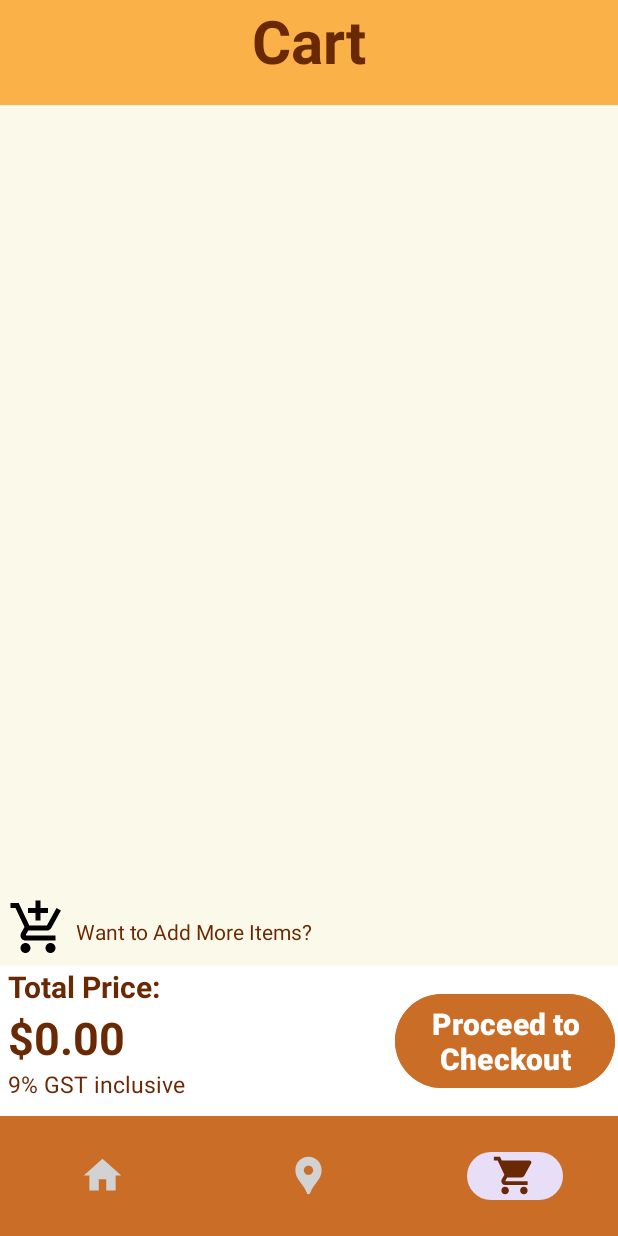
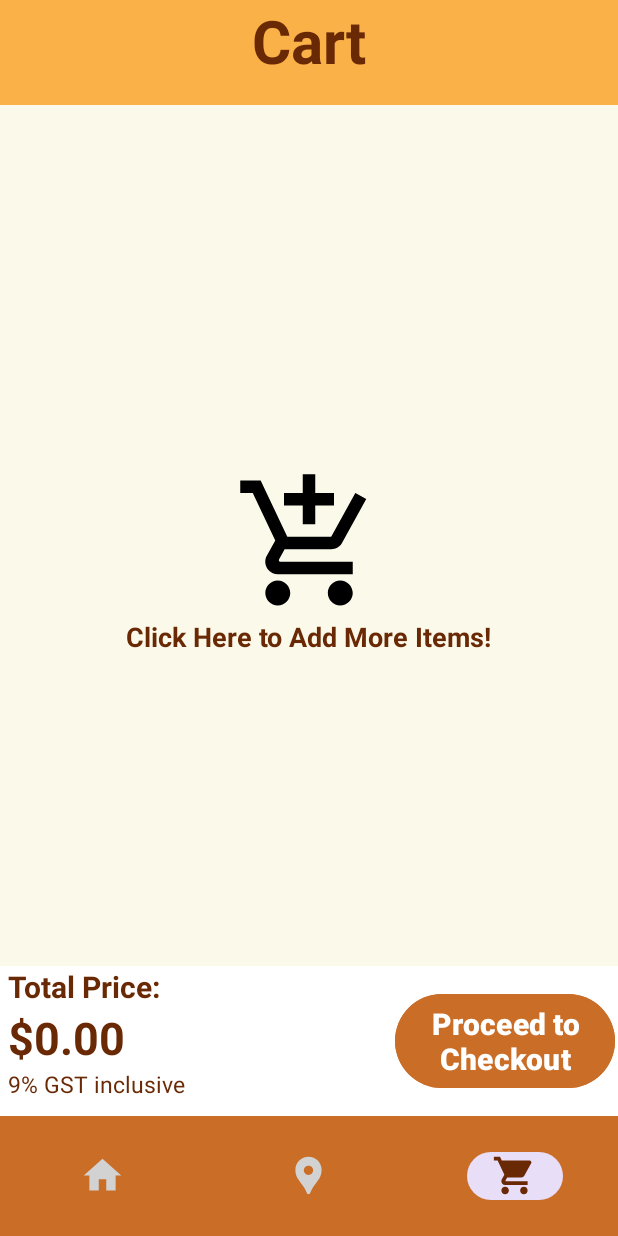
Before and after one commit to IsThisApple/MAD24_PO4_Team3, an Android app: the ShoppingCart screen opened directly, with no data from a screen before it, on a phone screen of 412 x 824 dp. Run offline under Robolectric (Android 15) with nearby library versions, the phone set to English and light mode, and no system bars.

Commit message:
icon in ShoppingCart when cart is empty

```diff
--- a/app/src/main/java/sg/edu/np/mad/nearbuy/ShoppingCart.java
+++ b/app/src/main/java/sg/edu/np/mad/nearbuy/ShoppingCart.java
@@ -27,6 +27,8 @@ public class ShoppingCart extends AppCompatActivity {
     private ArrayList<Product> productList;
     private PreferenceManager preferenceManager;
     private TextToSpeech tts;
+    private ImageView addMoreItems;
+    private TextView addItemsText;
 
     @Override
     protected void onCreate(Bundle savedInstanceState) {
@@ -35,51 +37,67 @@ public class ShoppingCart extends AppCompatActivity {
 
         preferenceManager = new PreferenceManager(this);
 
-        // initialise views
+        // Initialise views
         totalSumPrice = findViewById(R.id.totalSumPrice);
         RecyclerView shoppingcartrecyclerview = findViewById(R.id.shoppingcartrecyclerview);
         Button toCheckoutButton = findViewById(R.id.toCheckout);
-        ImageView addMoreItems = findViewById(R.id.addMoreItems);
+        addMoreItems = findViewById(R.id.addMoreItems);
+        addItemsText = findViewById(R.id.addItemText);
 
-        // enable edge-to-edge display
+        // Handle image click to bring to main page to add more items
+        addMoreItems.setOnClickListener(new View.OnClickListener() {
+            @Override
+            public void onClick(View v) {
+                Intent intent = new Intent(getApplicationContext(), MainActivity.class);
+                startActivity(intent);
+            }
+        });
+
+        // Handle text click to bring to main page to add more items
+        addItemsText.setOnClickListener(new View.OnClickListener() {
+            @Override
+            public void onClick(View v) {
+                Intent intent = new Intent(getApplicationContext(), MainActivity.class);
+                startActivity(intent);
+            }
+        });
+
+        // Enable edge-to-edge display
         ViewCompat.setOnApplyWindowInsetsListener(findViewById(android.R.id.content), (v, insets) -> {
             v.setPadding(insets.getSystemWindowInsetLeft(), insets.getSystemWindowInsetTop(),
                     insets.getSystemWindowInsetRight(), insets.getSystemWindowInsetBottom());
             return insets.consumeSystemWindowInsets();
         });
 
-        // initialise tts
-        tts = new TextToSpeech(this, new TextToSpeech.OnInitListener() {
-            @Override
-            public void onInit(int status) {
-                if (status == TextToSpeech.SUCCESS) {
-                    tts.setLanguage(Locale.US);
-                }
+        // Initialise tts
+        tts = new TextToSpeech(this, status -> {
+            if (status == TextToSpeech.SUCCESS) {
+                tts.setLanguage(Locale.US);
             }
         });
 
         initializeNavigationBar();
 
-        // fetch products from the database
+        // Fetch products from the database
         dbHandler = new ShoppingCartDbHandler(this, null, null, 1);
         productList = dbHandler.getAllProducts();
 
-        // set up recyclerview
+        // Set up recyclerview
         shoppingcartadapter = new ShoppingCartAdapter(productList, this, this);
         LinearLayoutManager layoutManager = new LinearLayoutManager(this);
         shoppingcartrecyclerview.setLayoutManager(layoutManager);
         shoppingcartrecyclerview.setItemAnimator(new DefaultItemAnimator());
         shoppingcartrecyclerview.setAdapter(shoppingcartadapter);
 
-        // calculate initial total price
+        // Calculate initial total price
         calculateTotalPrice();
 
         boolean isAccessibilityEnabled = preferenceManager.isAccessibilityEnabled();
 
-        // handle button click to proceed to checkout
+        // Handle button click to proceed to checkout
         if (isAccessibilityEnabled) {
             toCheckoutButton.setOnTouchListener(new DoubleClickListener(
-                    v -> {speak("Proceed to checkout");}, // single-click action
+                    v -> speak("Proceed to checkout"), // single-click action
                     v -> {
                         speak("Proceed to checkout");
                         double totalPrice = getTotalPrice();
@@ -108,8 +126,7 @@ public class ShoppingCart extends AppCompatActivity {
             ));
         }
 
-
-        // handle total price tts
+        // Handle total price tts
         if (isAccessibilityEnabled) {
             totalSumPrice.setOnTouchListener(new DoubleClickListener(
                     v -> speakTotalPrice(), // single-click action
@@ -122,7 +139,7 @@ public class ShoppingCart extends AppCompatActivity {
             ));
         }
 
-        // handle image click to bring to main page to add more items
+        // Handle image click to bring to main page to add more items
         if (isAccessibilityEnabled) {
             addMoreItems.setOnTouchListener(new DoubleClickListener(
                     v -> speak("Add more items"), // single-click action
@@ -151,6 +168,15 @@ public class ShoppingCart extends AppCompatActivity {
     public void calculateTotalPrice() {
         double totalPrice = getTotalPrice();
         totalSumPrice.setText(String.format("$%.2f", totalPrice));
+
+        // Show or hide the addMoreItems and addItemsText views based on the total price
+        if (totalPrice == 0) {
+            addMoreItems.setVisibility(View.VISIBLE);
+            addItemsText.setVisibility(View.VISIBLE);
+        } else {
+            addMoreItems.setVisibility(View.GONE);
+            addItemsText.setVisibility(View.GONE);
+        }
     }
 
     private double getTotalPrice() {
@@ -177,7 +203,7 @@ public class ShoppingCart extends AppCompatActivity {
         BottomNavigationView bottomNavigationView = findViewById(R.id.bottomNavigationView);
         bottomNavigationView.setSelectedItemId(R.id.bottom_cart);
 
-        // create listeners for each menu item
+        // Create listeners for each menu item
 
         View.OnClickListener homeSingleClickListener;
         View.OnClickListener homeDoubleClickListener = null;
@@ -224,13 +250,13 @@ public class ShoppingCart extends AppCompatActivity {
             cartSingleClickListener = v -> Toast.makeText(this, "It is on the page already", Toast.LENGTH_SHORT).show();
         }
 
-        // set listeners
+        // Set listeners
         bottomNavigationView.findViewById(R.id.bottom_home).setOnTouchListener(new DoubleClickListener(homeSingleClickListener, homeDoubleClickListener));
         bottomNavigationView.findViewById(R.id.bottom_map).setOnTouchListener(new DoubleClickListener(mapSingleClickListener, mapDoubleClickListener));
         bottomNavigationView.findViewById(R.id.bottom_cart).setOnTouchListener(new DoubleClickListener(cartSingleClickListener, cartDoubleClickListener));
     }
 
-    // method to speak text using tts
+    // Method to speak text using tts
     public void speak(String text) {
         tts.speak(text, TextToSpeech.QUEUE_FLUSH, null, null);
     }
@@ -243,5 +269,4 @@ public class ShoppingCart extends AppCompatActivity {
         }
         super.onDestroy();
     }
-
 }
--- a/app/src/main/res/layout/activity_shopping_cart.xml
+++ b/app/src/main/res/layout/activity_shopping_cart.xml
@@ -23,28 +23,33 @@
 
     <ImageView
         android:id="@+id/addMoreItems"
-        android:layout_width="40dp"
-        android:layout_height="40dp"
-        app:layout_constraintBottom_toTopOf="@id/toCheckoutHolder"
-        app:layout_constraintLeft_toLeftOf="parent"
-        android:layout_marginBottom="5dp"
-        android:layout_marginLeft="5dp"
-        android:src="@drawable/baseline_add_shopping_cart_24"/>
+        android:layout_width="100dp"
+        android:layout_height="100dp"
+        android:layout_marginBottom="100dp"
+        android:src="@drawable/baseline_add_shopping_cart_24"
+        app:layout_constraintBottom_toBottomOf="parent"
+        app:layout_constraintTop_toTopOf="parent"
+        android:elevation="10dp"
+        app:layout_constraintStart_toStartOf="parent"
+        app:layout_constraintEnd_toEndOf="parent"/>
 
     <TextView
+        android:id="@+id/addItemText"
         android:layout_width="wrap_content"
         android:layout_height="wrap_content"
-        android:text="Want to Add More Items?"
-        app:layout_constraintLeft_toRightOf="@id/addMoreItems"
-        app:layout_constraintBottom_toTopOf="@id/toCheckoutHolder"
-        android:layout_marginBottom="13dp"
-        android:layout_marginLeft="5dp"
+        android:textSize="18dp"
+        android:textStyle="bold"
+        android:text="Click Here to Add More Items!"
+        android:elevation="10dp"
+        app:layout_constraintTop_toBottomOf="@id/addMoreItems"
+        app:layout_constraintStart_toStartOf="parent"
+        app:layout_constraintEnd_toEndOf="parent"
         android:textColor="@color/darkbrown"/>
 
     <androidx.recyclerview.widget.RecyclerView
         android:id="@+id/shoppingcartrecyclerview"
         android:layout_width="match_parent"
-        android:layout_height="450dp"
+        android:layout_height="600dp"
         android:layout_above="@id/bottomNavigationView"
         android:layout_below="@id/tvtitle"
         tools:layout_editor_absoluteX="0dp"
```
